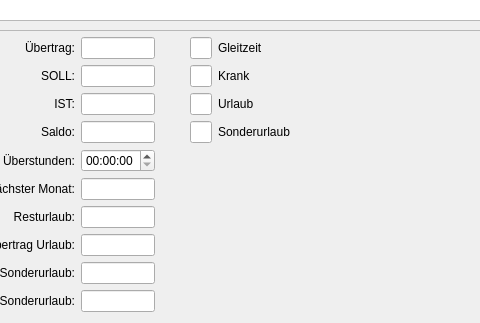
birkeh/workingHours, file cmonthlyview.ui: the form before one commit; both pictures show x 128 to 608 and y 202 to 525 of the 883 by 525 pixel window.
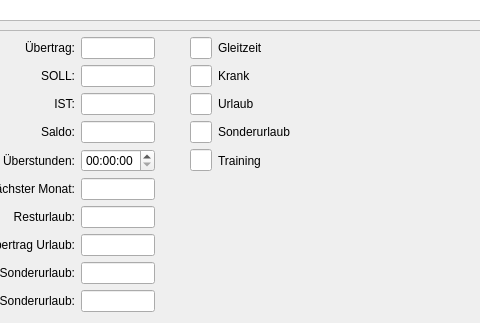
The form after the commit.

Patch:
```diff
--- a/cmonthlyview.ui
+++ b/cmonthlyview.ui
@@ -356,6 +356,16 @@
          </property>
         </widget>
        </item>
+       <item row="4" column="4">
+        <widget class="QLineEdit" name="m_lpTraining"/>
+       </item>
+       <item row="4" column="5">
+        <widget class="QLabel" name="m_lpTrainingLabel">
+         <property name="text">
+          <string>Training</string>
+         </property>
+        </widget>
+       </item>
       </layout>
      </item>
     </layout>
```
